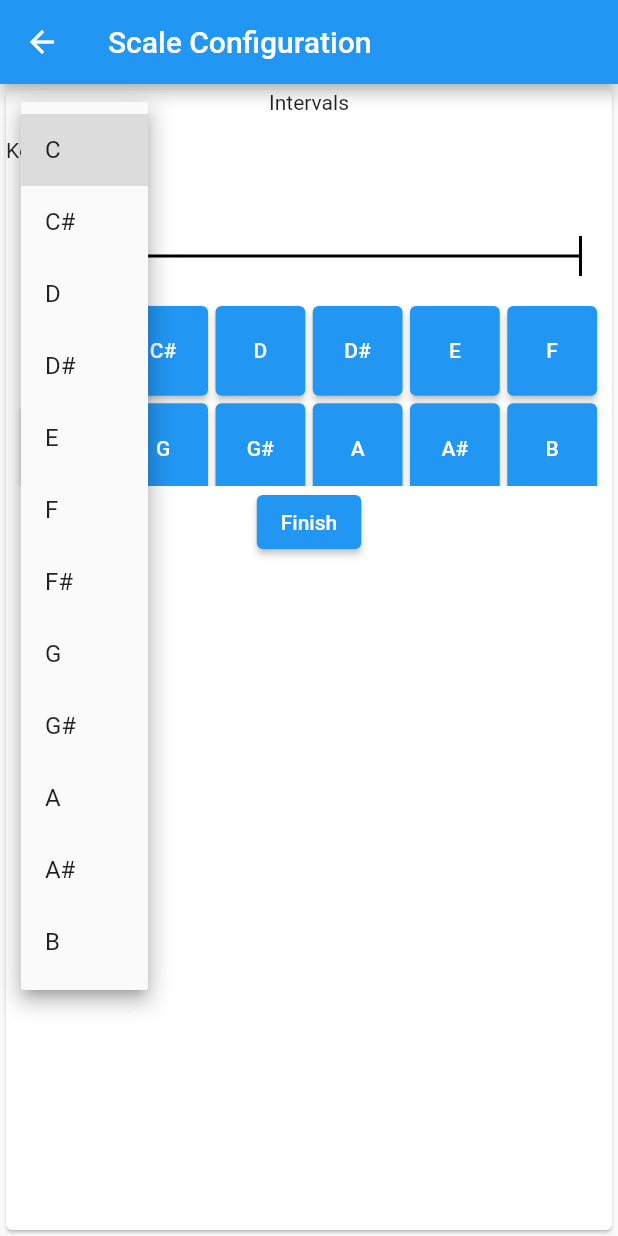
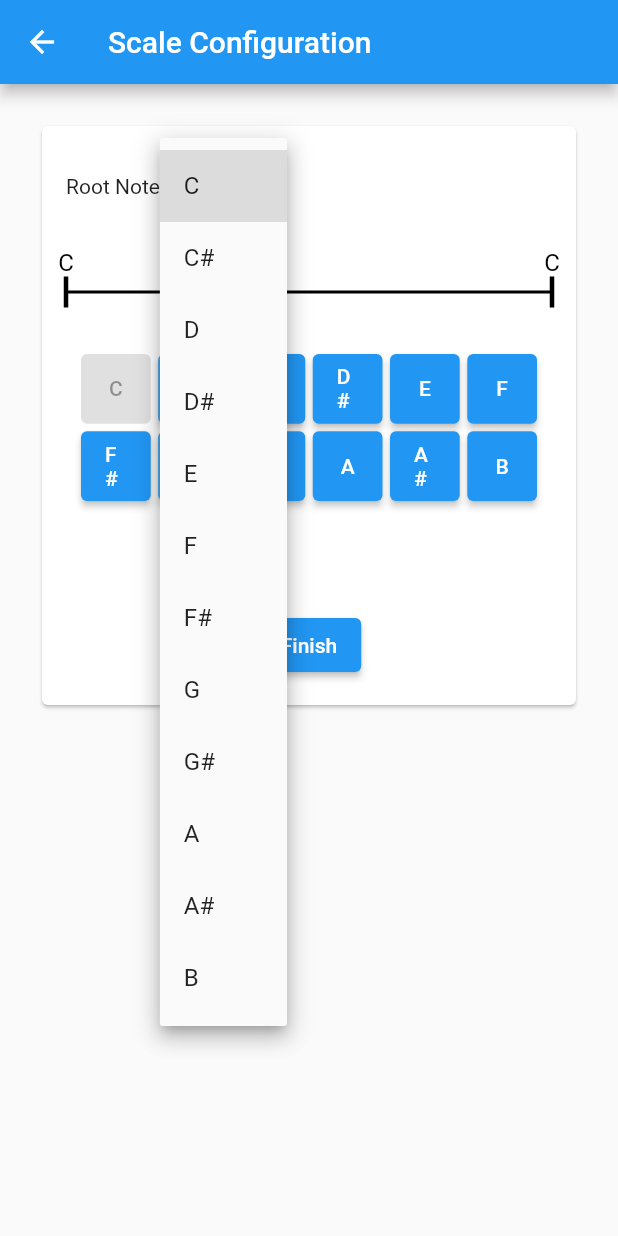
Before and after one commit to aryanakr/chords_catalog, a Flutter app: the ScaleConfigurationScreen screen opened by its route, after a tap on an icon or button, on a phone screen of 412 x 824 dp. Run offline on Flutter 3.47's test engine with Material 2 defaults, Android fonts, the phone set to English and light mode, and no system bars; our stand-ins replace csv; missing offline and left inert: dart:ffi.

Commit message:
scale configuration improvements

```diff
--- a/lib/components/painters/scale_interval_strip_painter.dart
+++ b/lib/components/painters/scale_interval_strip_painter.dart
@@ -10,25 +10,34 @@ class ScaleIntervalStripPainter extends CustomPainter {
 
   @override
   void paint(Canvas canvas, Size size) {
-
     final labels = MidiNote.sharpNoteLabelsFromKey(root);
 
-    const int endPadding = 10;
     const int intervalPadding = 15;
-    const int intervalLabelPadding = 5;
+    const int intervalLabelPadding = 4;
 
-    final paint = Paint()
-        ..color = Colors.black
-        ..strokeWidth = 2;
-    canvas.drawLine(Offset(0, size.height/3*2), Offset(size.width, size.height/3*2), paint);
+    final paintB1 = Paint()
+      ..color = Colors.black
+      ..strokeWidth = 3;
 
+    final paintB2 = Paint()
+      ..color = Colors.black
+      ..strokeWidth = 2;
+    canvas.drawLine(Offset(0, size.height / 3 * 2),
+        Offset(size.width, size.height / 3 * 2), paintB2);
 
     // start and end lines
-    canvas.drawLine(Offset(0,size.height-endPadding), Offset(0,size.height/3+endPadding), paint);
-    canvas.drawLine(Offset(size.width,size.height-endPadding), Offset(size.width,size.height/3+endPadding), paint);
+    canvas.drawLine(Offset(0, size.height - intervalPadding + 2),
+        Offset(0, size.height / 3 + intervalPadding - 2), paintB1);
+    canvas.drawLine(Offset(size.width, size.height - intervalPadding + 2),
+        Offset(size.width, size.height / 3 + intervalPadding - 2), paintB1);
 
-    for (int i =1; i<12 ; i++) {
+    // draw root note label
+    drawLabel(canvas, root, Offset(0, size.height / 3 + intervalLabelPadding));
+    drawLabel(canvas, root,
+        Offset(size.width, size.height / 3 + intervalLabelPadding));
 
+    // draw other notes label
+    for (int i = 1; i < 12; i++) {
       if (!notes.contains(labels[i])) {
         continue;
       }
@@ -37,16 +46,15 @@ class ScaleIntervalStripPainter extends CustomPainter {
         ..color = Colors.black
         ..strokeWidth = 1;
 
-      final dx = i*(size.width/12);
-      final p1 = Offset(dx, size.height/3+intervalPadding);
-      final p2 = Offset(dx, size.height-intervalPadding);
+      final dx = i * (size.width / 12);
+      final p1 = Offset(dx, size.height / 3 + intervalPadding);
+      final p2 = Offset(dx, size.height - intervalPadding);
 
-      final labelP = Offset(dx, size.height/3+intervalLabelPadding);
+      final labelP = Offset(dx, size.height / 3 + intervalLabelPadding);
 
       canvas.drawLine(p1, p2, intervalPaint);
 
       drawLabel(canvas, labels[i], labelP);
-
     }
   }
 
@@ -68,8 +76,8 @@ class ScaleIntervalStripPainter extends CustomPainter {
       maxWidth: 100.0,
     );
 
-    final offset = Offset(centre.dx - textPainter.width / 2,
-        centre.dy - textPainter.height / 2);
+    final offset = Offset(
+        centre.dx - textPainter.width / 2, centre.dy - textPainter.height / 2);
     textPainter.paint(canvas, offset);
   }
 
@@ -77,5 +85,4 @@ class ScaleIntervalStripPainter extends CustomPainter {
   bool shouldRepaint(covariant CustomPainter oldDelegate) {
     return true;
   }
-
 }
--- a/lib/main.dart
+++ b/lib/main.dart
@@ -30,12 +30,12 @@ class MyApp extends StatelessWidget {
         ),
         home: HomeScreen(),
         routes: {
-          HomeScreen.routeName: (ctx) => HomeScreen(),
-          CreateLogScreen.routeName: (ctx) => CreateLogScreen(),
-          ScaleConfigurationScreen.routeName: (ctx) => ScaleConfigurationScreen(),
-          DashboardScreen.routeName: (ctx) => DashboardScreen(),
-          CreateChordScreen.routeName: (ctx) => CreateChordScreen(),
-          ChordViewScreen.routeName: (ctx) => ChordViewScreen()
+          HomeScreen.routeName: (ctx) => const HomeScreen(),
+          CreateLogScreen.routeName: (ctx) => const CreateLogScreen(),
+          ScaleConfigurationScreen.routeName: (ctx) => const ScaleConfigurationScreen(),
+          DashboardScreen.routeName: (ctx) => const DashboardScreen(),
+          CreateChordScreen.routeName: (ctx) => const CreateChordScreen(),
+          ChordViewScreen.routeName: (ctx) => const ChordViewScreen()
         },
       ),
     );
--- a/lib/screens/scale_configuration_screen.dart
+++ b/lib/screens/scale_configuration_screen.dart
@@ -32,7 +32,12 @@ class _ScaleConfigurationScreenState extends State<ScaleConfigurationScreen> {
 
   void _addNote (String noteLabel) {
     setState(() {
+      if (notes.contains(noteLabel)) {
+        notes.remove(noteLabel);
+      } else {
         notes.add(noteLabel);
+      }
+
     });
   }
 
@@ -48,12 +53,18 @@ class _ScaleConfigurationScreenState extends State<ScaleConfigurationScreen> {
   Widget build(BuildContext context) {
     return Scaffold(
       appBar: AppBar(title: Text('Scale Configuration')),
-      body: Card(
+      body: SingleChildScrollView(
+        scrollDirection: Axis.vertical,
+        child: Container(
+          margin: EdgeInsets.all(24),
+          child: Card(
+            child: Container(
+              margin: EdgeInsets.all(16),
               child: Column(
                 children: [
-            Text('Intervals'),
                   Row(children: [
-              Text('Key:'),
+                    Text('Root Note'),
+                    SizedBox(width: 16,),
                     DropdownButton(items: [
                     for (String noteLabel in MidiNote.sharpNoteLabels)
                         DropdownMenuItem(
@@ -65,8 +76,12 @@ class _ScaleConfigurationScreenState extends State<ScaleConfigurationScreen> {
                       onChanged: (String? s) {if (s != null) _setScaleKey(s);}),
                   ],),
                   ScaleIntervalCreatorWidget(rootNote: scaleKey, notes: notes, addNoteCallback: _addNote),
+                  SizedBox(height: 50,),
                   ElevatedButton(onPressed: _submitScale, child: Text("Finish"))
                 ],
+              ),
+            ),
+          ),
         ),
       ),
     );
--- a/lib/widgets/scale_interval_creator_widget.dart
+++ b/lib/widgets/scale_interval_creator_widget.dart
@@ -15,13 +15,17 @@ class ScaleIntervalCreatorWidget extends StatefulWidget {
 
 class _ScaleIntervalCreatorWidgetState extends State<ScaleIntervalCreatorWidget> {
 
+
   @override
   Widget build(BuildContext context) {
+
     final selectedNotes = widget.notes;
+    final rootIndex = MidiNote.sharpNoteLabels.indexOf(widget.rootNote);
 
     void _addNoteToScale (String noteLabel) {
       widget.addNoteCallback(noteLabel);
     }
+
 
     return Container(
       child: Column(
@@ -30,6 +34,8 @@ class _ScaleIntervalCreatorWidgetState extends State<ScaleIntervalCreatorWidget>
             size: Size(MediaQuery.of(context).size.width-50, 70),
             painter: ScaleIntervalStripPainter(root: widget.rootNote, notes: widget.notes),
           ),
+          SizedBox(height: 8,)
+          ,
           SizedBox(
             height: 130,
             width: MediaQuery.of(context).size.width,
@@ -39,9 +45,12 @@ class _ScaleIntervalCreatorWidgetState extends State<ScaleIntervalCreatorWidget>
               mainAxisSpacing: 5,
               crossAxisCount: 6,
               children: [
-                for(int i = 0; i<MidiNote.sharpNoteLabels.length ; i++)
-                  ElevatedButton(onPressed: selectedNotes.contains(MidiNote.sharpNoteLabels[i]) ? null : () {_addNoteToScale(MidiNote.sharpNoteLabels[i]);},
-                   child: Text(MidiNote.sharpNoteLabels[i]))
+                for(int i = rootIndex; i<MidiNote.sharpNoteLabels.length ; i++)
+                  ElevatedButton(onPressed: i == rootIndex ? null: () {_addNoteToScale(MidiNote.sharpNoteLabels[i]);},
+                   child: Text(MidiNote.sharpNoteLabels[i]), style: ElevatedButton.styleFrom(primary: selectedNotes.contains(MidiNote.sharpNoteLabels[i]) ? Colors.amber : Colors.blue,)),
+                   for(int i = rootIndex-1; i>=0 ; i--)
+                  ElevatedButton(onPressed: () {_addNoteToScale(MidiNote.sharpNoteLabels[i]);},
+                   child: Text(MidiNote.sharpNoteLabels[i]), style: ElevatedButton.styleFrom(primary: selectedNotes.contains(MidiNote.sharpNoteLabels[i]) ? Colors.amber : Colors.blue,))
               ],
             ),
           ),
```
Lines whose indentation alone changed are shown as unchanged.
